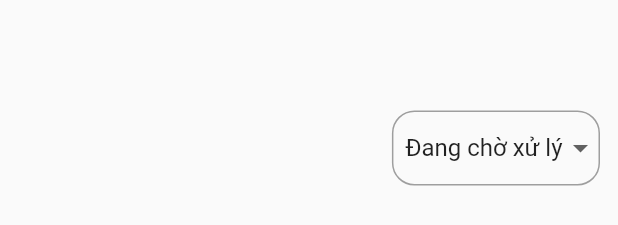
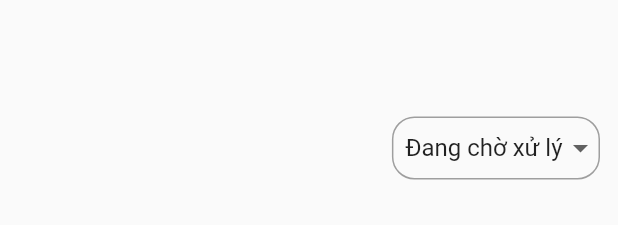
Before and after one commit to hcmus-k19-doc/doc-mobile, a Flutter app: the FilterReminder widget shown alone on an empty page, opened directly, on a phone screen of 412 x 824 dp. Shown: the part 470-695 px from the top of the screen. Run offline on Flutter 3.47's test engine with Material 2 defaults, Android fonts, the phone set to English and light mode, and no system bars; our stand-ins replace badges, bloc, camera, dio, dropdown_search, equatable and 7 more; accounts and stored records are empty; generated files the repository leaves out were written again; network calls fail; statements that could not run were skipped.

Commit message:
[DOC-153]Fix reminder tile

```diff
--- a/lib/bloc/document_reminder_bloc/document_reminder_bloc.dart
+++ b/lib/bloc/document_reminder_bloc/document_reminder_bloc.dart
@@ -43,7 +43,6 @@ class DocumentReminderBloc
             Map<String, List<ReminderDetail>> mapReminder =
                 await reminderRepository
                     .getDocumentReminderDetailDay(event.currentDay);
-            print(mapReminder["ACTIVE"]);
             emit(DocumentReminderDaySuccess(mapReminder, filterValue));
           } catch (error) {
             emit(DocumentReminderDayError(error.toString()));
--- a/lib/ui/pages/reminder_calendar/widgets/filter_reminder.dart
+++ b/lib/ui/pages/reminder_calendar/widgets/filter_reminder.dart
@@ -39,12 +39,16 @@ class _FilterReminderState extends State<FilterReminder> {
           child: Align(
             alignment: Alignment.centerRight,
             child: Container(
-              padding: const EdgeInsets.only(left: StyleConst.defaultPadding8),
+              padding: const EdgeInsets.only(
+                  left: StyleConst.defaultPadding8,
+                  top: StyleConst.defaultPadding8,
+                  bottom: StyleConst.defaultPadding8),
               decoration: BoxDecoration(
                   borderRadius:
                       BorderRadius.circular(StyleConst.defaultRadius15),
                   border: Border.all(color: Colors.grey)),
               child: DropdownButton(
+                  isDense: true,
                   value: dropdownValue,
                   underline: const SizedBox(),
                   items: list
```
Also changed, not shown: lib/ui/pages/reminder_calendar/widgets/reminder_tile.dart (+24 -9 lines).
